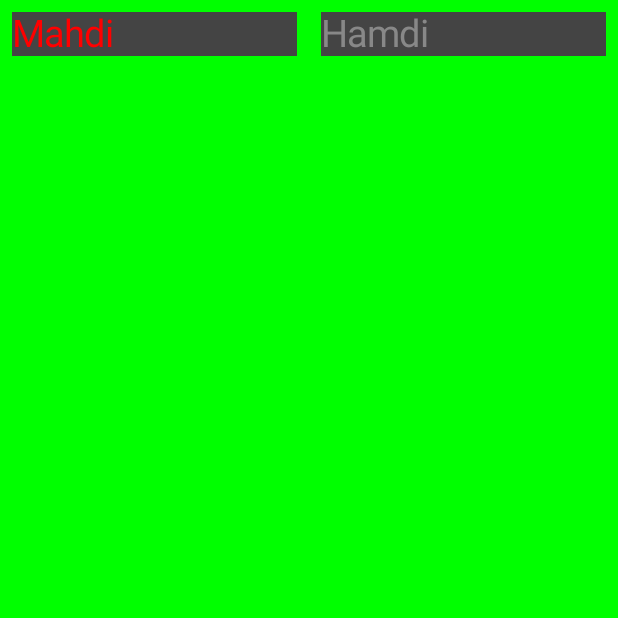
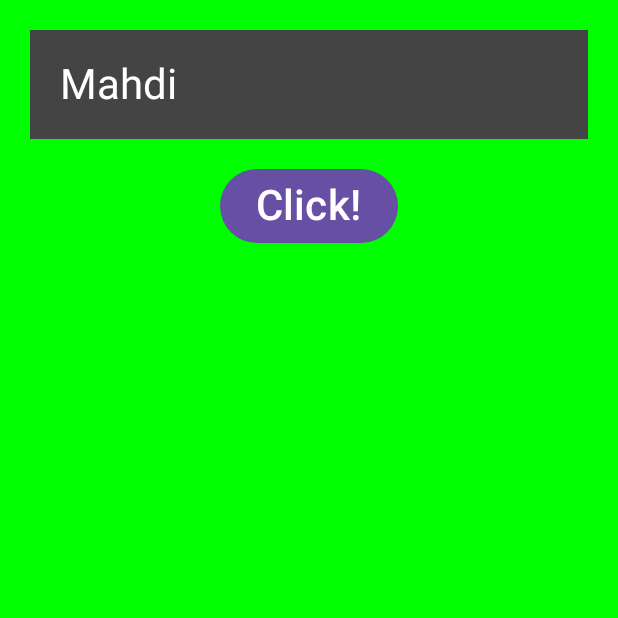
Before and after one commit to MMHamdi1996/testCompose, an Android app built with Jetpack Compose: the screen it shows after launch (MainActivity), on a phone screen of 412 x 824 dp, the top half of it. Run offline under Robolectric (Android 15) with nearby library versions, the phone set to English and light mode, and no system bars.

```diff
--- a/app/src/main/java/com/example/composeapplication/MainActivity.kt
+++ b/app/src/main/java/com/example/composeapplication/MainActivity.kt
@@ -24,6 +24,10 @@ import androidx.compose.material3.Shapes
 import androidx.compose.material3.Surface
 import androidx.compose.material3.Text
 import androidx.compose.runtime.Composable
+import androidx.compose.runtime.getValue
+import androidx.compose.runtime.mutableStateOf
+import androidx.compose.runtime.remember
+import androidx.compose.runtime.setValue
 import androidx.compose.ui.Alignment
 import androidx.compose.ui.Modifier
 import androidx.compose.ui.graphics.Color
@@ -47,36 +51,32 @@ class MainActivity : ComponentActivity() {
 
     @Composable
     fun ShowUi() {
-        Row(
+        Column(
             modifier = Modifier
                 .fillMaxSize()
-                .background(Color.Green)
+                .background(Color.Green),
+            horizontalAlignment = Alignment.CenterHorizontally
+        ) {
 
-        ) {
+            var text: String by remember {
+                mutableStateOf("Mahdi")
+            }
+
             Text(
-                text = "Mahdi", color = Color.Red, modifier = Modifier
-                    .fillMaxWidth(0.5f)
-                    .padding(8.dp)
-                    .background(Color.DarkGray), fontSize = 25.sp
-            )
-            Text(
-                text = "Hamdi", color = Color.Gray, modifier = Modifier
-                    .fillMaxWidth(1f)
-                    .padding(8.dp)
-                    .background(Color.DarkGray), fontSize = 25.sp
+                text = text, modifier = Modifier
+                    .fillMaxWidth()
+                    .padding(20.dp)
+                    .background(Color.DarkGray)
+                    .padding(20.dp),
+                color = Color.White,
+                fontSize = 28.sp
             )
 
-
+            Button(onClick = {
+                text = "سلام"
+            }) {
+                Text(text = "Click!", fontSize = 28.sp)
+            }
         }
     }
-
-    @Preview(
-        showBackground = true,
-        device = Devices.PIXEL_XL,
-        showSystemUi = true
-    )
-    @Composable
-    fun ShowTestText() {
-        ShowUi()
-    }
 }
```
